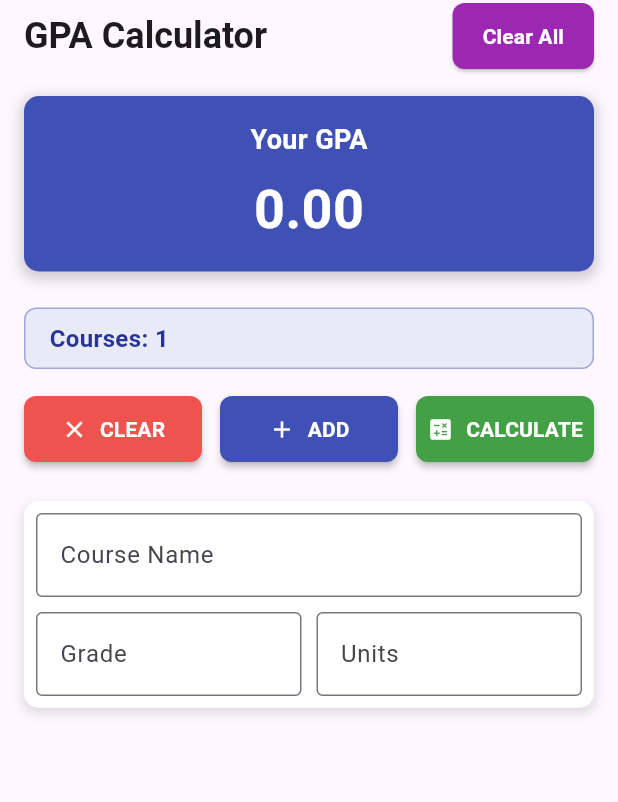
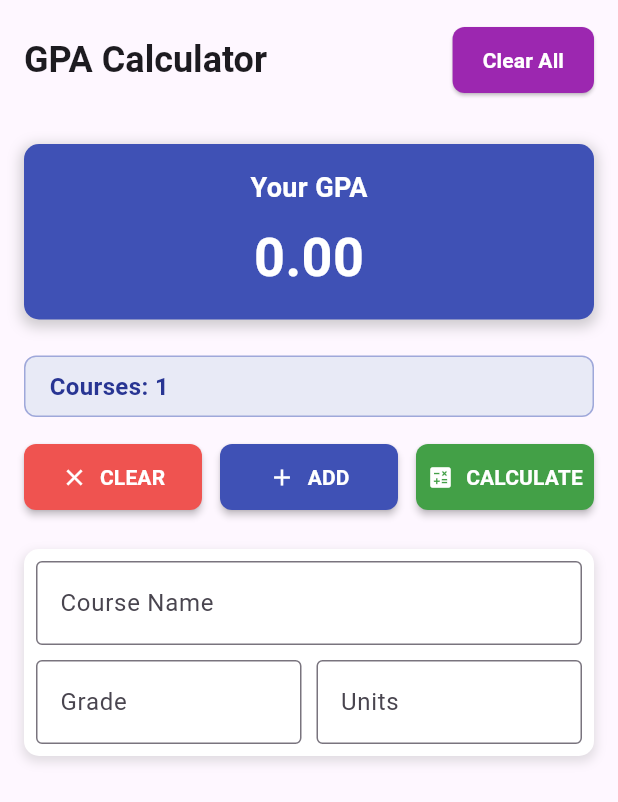
Before and after one commit to AhmedNasser1999/GPA_app, a Flutter app: the screen it shows after launch, on a phone screen of 412 x 824 dp. Shown: the top 802 px of the screen. Run offline on Flutter 3.47's test engine with Material 3 defaults, Android fonts, the phone set to English and light mode, and no system bars; our stand-ins replace flutter_bloc, shared_preferences.

Commit message:
refacor the app and add app logo

```diff
--- a/lib/Screens/home.dart
+++ b/lib/Screens/home.dart
@@ -17,7 +17,8 @@ class GBAHome extends StatelessWidget {
             child: Column(
               children: [
                 Padding(
-                  padding: const EdgeInsets.symmetric(horizontal: 16.0),
+                  padding: const EdgeInsets.symmetric(
+                      horizontal: 16.0, vertical: 16.0),
                   child: Row(
                     mainAxisAlignment: MainAxisAlignment.spaceBetween,
                     children: [
```
Also changed, not shown: 4 other files.
